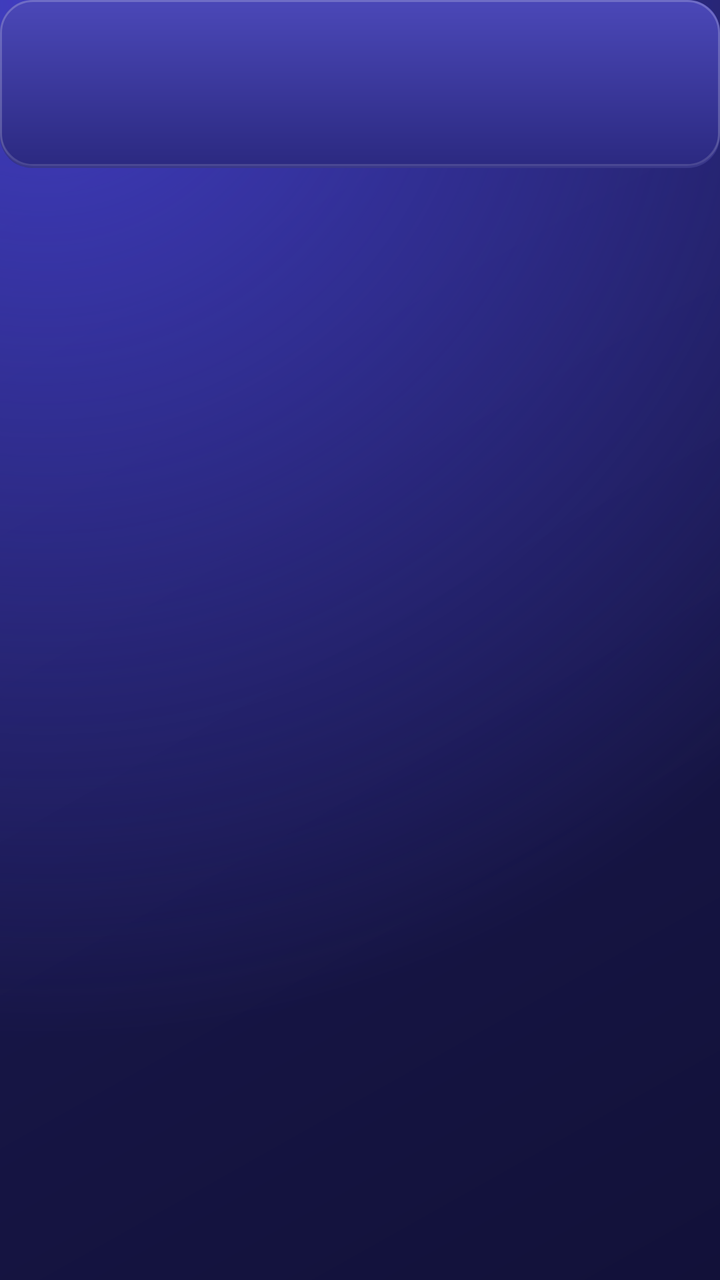
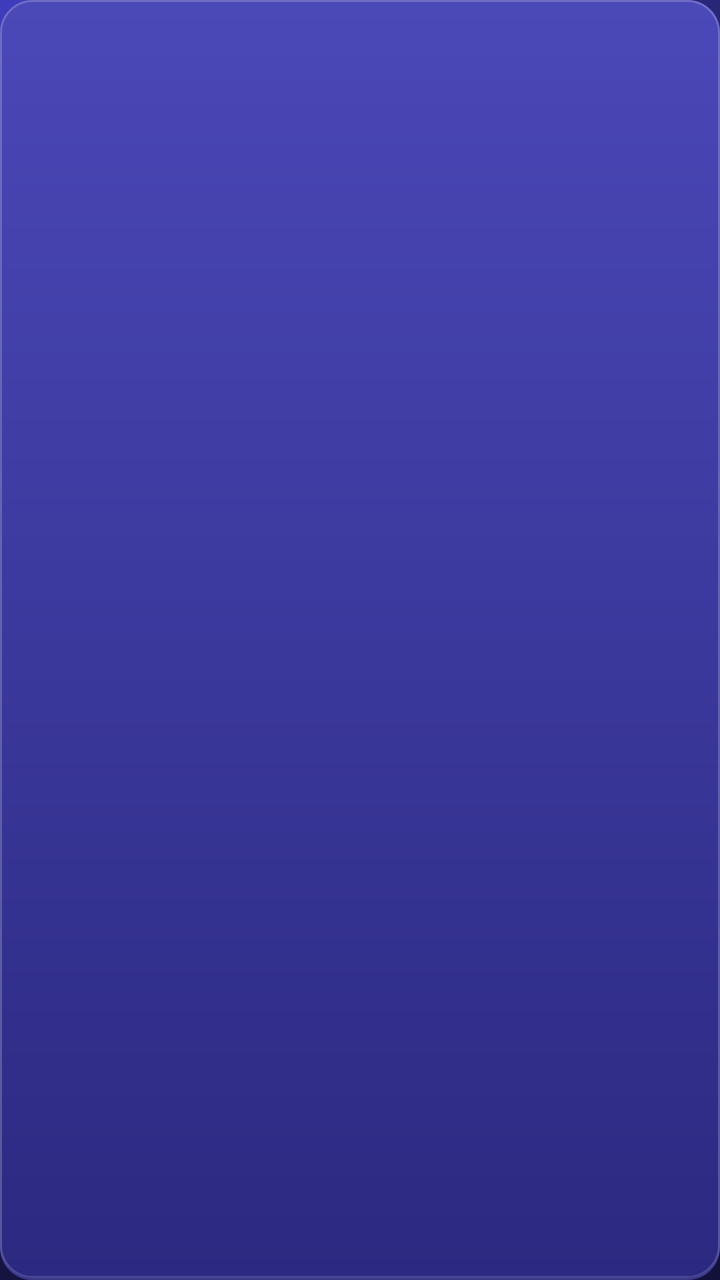

The first picture is an Android layout as it rendered before a commit; the second is the same layout after the commit. The layout source and the unified diff follow.
<!-- AndroidManifest.xml: application theme Theme.Lite -->
<!-- res/layout/tile.xml -->
<?xml version="1.0" encoding="utf-8"?>
<LinearLayout xmlns:android="http://schemas.android.com/apk/res/android"
    android:layout_width="@dimen/tile_w"
    android:layout_height="wrap_content"
    android:clipChildren="false"
    android:orientation="vertical">

    <FrameLayout
        android:id="@+id/card"
        android:layout_width="match_parent"
        android:layout_height="@dimen/tile_h"
        android:background="@drawable/tile_bg"
        android:clickable="true"
        android:focusable="true"
        android:foreground="@drawable/tile_fg">

        <ImageView
            android:id="@+id/banner"
            android:layout_width="match_parent"
            android:layout_height="match_parent"
            android:importantForAccessibility="no"
            android:scaleType="centerCrop" />

        <ImageView
            android:id="@+id/icon"
            android:layout_width="48dp"
            android:layout_height="48dp"
            android:layout_gravity="center"
            android:importantForAccessibility="no"
            android:scaleType="fitCenter" />
    </FrameLayout>

    <TextView
        android:id="@+id/label"
        android:layout_width="match_parent"
        android:layout_height="wrap_content"
        android:layout_marginTop="10dp"
        android:alpha="0.6"
        android:ellipsize="end"
        android:fontFamily="sans-serif"
        android:singleLine="true"
        android:textColor="#D8D6FF"
        android:textSize="13sp" />
</LinearLayout>
<!-- resources referenced by this layout -->
<resources>
  <dimen name="tile_h">84dp</dimen>
  <dimen name="tile_w">150dp</dimen>
  <!-- drawable tile_bg (drawable) -->
  <?xml version="1.0" encoding="utf-8"?>
  <layer-list xmlns:android="http://schemas.android.com/apk/res/android">
      <item>
          <shape>
              <gradient
                  android:angle="270"
                  android:endColor="#2B2980"
                  android:startColor="#4B48B8" />
              <corners android:radius="16dp" />
          </shape>
      </item>
      <item android:bottom="1dp">
          <shape>
              <stroke android:width="1dp" android:color="#24FFFFFF" />
              <corners android:radius="16dp" />
          </shape>
      </item>
  </layer-list>
  <!-- drawable tile_fg (drawable) -->
  <?xml version="1.0" encoding="utf-8"?>
  <selector xmlns:android="http://schemas.android.com/apk/res/android">
      <item android:state_focused="true">
          <shape>
              <stroke android:width="3dp" android:color="#F5A97F" />
              <corners android:radius="16dp" />
          </shape>
      </item>
      <item>
          <shape>
              <stroke android:width="1dp" android:color="#12FFFFFF" />
              <corners android:radius="16dp" />
          </shape>
      </item>
  </selector>
  <style name="Theme.Lite" parent="android:Theme.DeviceDefault.NoActionBar.Fullscreen">
          <item name="android:windowBackground">@drawable/bg</item>
          <item name="android:colorAccent">#F5A97F</item>
          <item name="android:windowDisablePreview">false</item>
      </style>
  <!-- drawable bg (drawable) -->
  <?xml version="1.0" encoding="utf-8"?>
  <layer-list xmlns:android="http://schemas.android.com/apk/res/android">
      <item>
          <shape>
              <gradient
                  android:angle="315"
                  android:endColor="#121139"
                  android:startColor="#1D1C58"
                  android:type="linear" />
          </shape>
      </item>
      <item>
          <shape>
              <gradient
                  android:centerX="0.06"
                  android:centerY="0.0"
                  android:endColor="#004642D2"
                  android:gradientRadius="520dp"
                  android:startColor="#D94642D2"
                  android:type="radial" />
          </shape>
      </item>
  </layer-list>
</resources>

<!-- the commit's change to res/layout/tile.xml (unified diff, before → after) -->
@@ -1,44 +1,35 @@
 <?xml version="1.0" encoding="utf-8"?>
-<LinearLayout xmlns:android="http://schemas.android.com/apk/res/android"
+<FrameLayout xmlns:android="http://schemas.android.com/apk/res/android"
+    android:id="@+id/card"
     android:layout_width="@dimen/tile_w"
-    android:layout_height="wrap_content"
-    android:clipChildren="false"
-    android:orientation="vertical">
+    android:layout_height="@dimen/tile_h"
+    android:background="@drawable/tile_bg"
+    android:clickable="true"
+    android:focusable="true"
+    android:foreground="@drawable/tile_fg">
 
-    <FrameLayout
-        android:id="@+id/card"
-        android:layout_width="match_parent"
-        android:layout_height="@dimen/tile_h"
-        android:background="@drawable/tile_bg"
-        android:clickable="true"
-        android:focusable="true"
-        android:foreground="@drawable/tile_fg">
-
-        <ImageView
-            android:id="@+id/banner"
-            android:layout_width="match_parent"
-            android:layout_height="match_parent"
-            android:importantForAccessibility="no"
-            android:scaleType="centerCrop" />
-
-        <ImageView
-            android:id="@+id/icon"
-            android:layout_width="48dp"
-            android:layout_height="48dp"
-            android:layout_gravity="center"
-            android:importantForAccessibility="no"
-            android:scaleType="fitCenter" />
-    </FrameLayout>
+    <ImageView
+        android:id="@+id/icon"
+        android:layout_width="60dp"
+        android:layout_height="60dp"
+        android:layout_gravity="center"
+        android:layout_marginBottom="26dp"
+        android:importantForAccessibility="no"
+        android:scaleType="fitCenter" />
 
     <TextView
         android:id="@+id/label"
         android:layout_width="match_parent"
         android:layout_height="wrap_content"
-        android:layout_marginTop="10dp"
-        android:alpha="0.6"
+        android:layout_gravity="bottom"
+        android:layout_marginBottom="14dp"
+        android:alpha="0.8"
         android:ellipsize="end"
-        android:fontFamily="sans-serif"
+        android:fontFamily="sans-serif-medium"
+        android:gravity="center_horizontal"
+        android:paddingStart="10dp"
+        android:paddingEnd="10dp"
         android:singleLine="true"
-        android:textColor="#D8D6FF"
+        android:textColor="#FFFFFF"
         android:textSize="13sp" />
-</LinearLayout>
+</FrameLayout>
<!-- resource entries referenced after the edit -->
@@ -1,7 +1,7 @@
 <!-- resources referenced by this layout -->
 <resources>
-  <dimen name="tile_h">84dp</dimen>
-  <dimen name="tile_w">150dp</dimen>
+  <dimen name="tile_h">160dp</dimen>
+  <dimen name="tile_w">116dp</dimen>
   <!-- drawable tile_bg (drawable) -->
   <?xml version="1.0" encoding="utf-8"?>
   <layer-list xmlns:android="http://schemas.android.com/apk/res/android">
